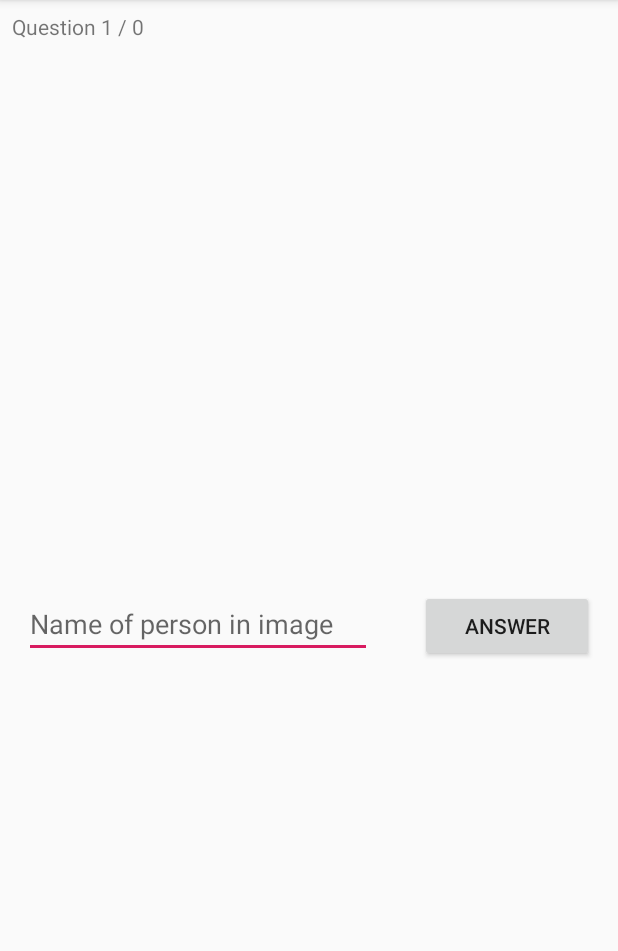
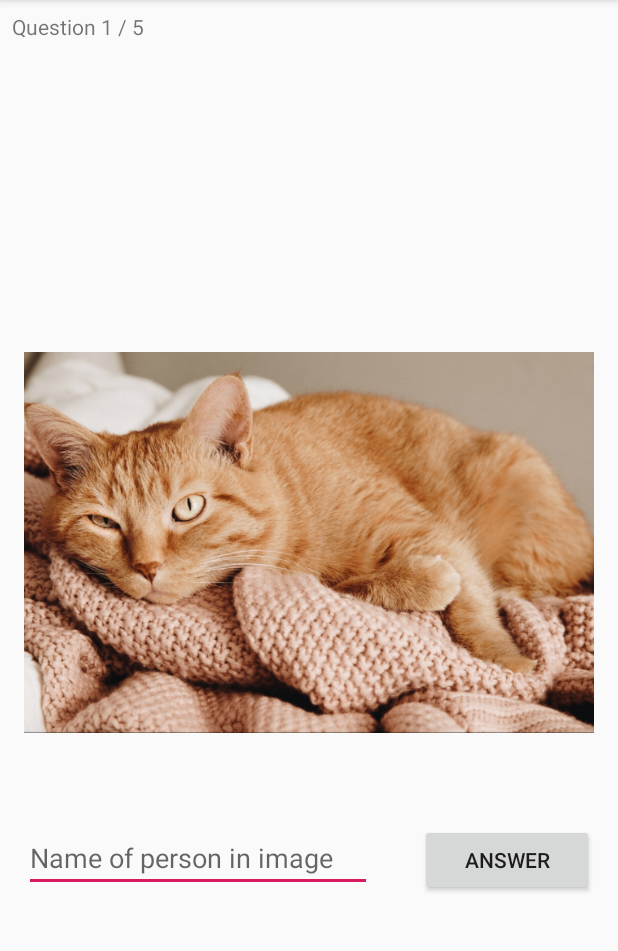
Before and after one commit to StefanGoThuen/Quiz-app, an Android app: the MainQuiz screen opened directly, with no data from a screen before it, on a phone screen of 412 x 824 dp, the part 84-1035 px from its top. Run offline under Robolectric (Android 15) with nearby library versions, the phone set to English and light mode, and no system bars.

Commit message:
fikset sacling av bilder

```diff
--- /dev/null
+++ b/app/src/main/java/com/example/oblig1/DatabaseHandler.java
@@ -0,0 +1,67 @@
+package com.example.oblig1;
+
+import android.content.Context;
+import android.content.SharedPreferences;
+import android.graphics.Bitmap;
+import android.graphics.BitmapFactory;
+
+import com.example.oblig1.recyclerview.DatabaseItem;
+
+import java.util.ArrayList;
+import java.util.HashMap;
+import java.util.Map;
+
+import static android.content.Context.MODE_PRIVATE;
+
+public class DatabaseHandler {
+
+
+    static void getQuizItems(Context context, ArrayList<DatabaseItem> quizItems){
+        BitmapFactory.decodeResource(context.getResources(), R.drawable.ole);
+        SharedPreferences pref = context.getSharedPreferences("names", MODE_PRIVATE);
+        Map allprefs = pref.getAll();
+        Object[] strings = allprefs.values().toArray();
+        HashMap<String, Bitmap> map = ImageHandler.retrieveImageWithName(context, getArrayList(strings));
+        for(Object s: strings){
+            if(s.toString().contains("_")){
+                quizItems.add(new DatabaseItem(s.toString().split("_")[1], map.get(s.toString().split("_")[1])));
+            }else{
+                quizItems.add(new DatabaseItem(s.toString(), map.get(s.toString())));
+            }
+        }
+        addDefaultImages(quizItems, context);
+    }
+    private static ArrayList<String> getArrayList(Object[] strings){
+        ArrayList<String> list = new ArrayList<>();
+        for(Object o : strings){
+            list.add(o.toString());
+        }
+        return list;
+    }
+
+    private static void addDefaultImages(ArrayList<DatabaseItem> quizItems, Context context){
+        Bitmap i1 = BitmapFactory.decodeResource(context.getResources(),
+                R.drawable.ole);
+        Bitmap i2 = BitmapFactory.decodeResource(context.getResources(),
+                R.drawable.jostein);
+        Bitmap i3 = BitmapFactory.decodeResource(context.getResources(),
+                R.drawable.petter);
+        Bitmap i4 = BitmapFactory.decodeResource(context.getResources(),
+                R.drawable.simen);
+        Bitmap i5 = BitmapFactory.decodeResource(context.getResources(),
+                R.drawable.stefan);
+        DatabaseItem db1 = new DatabaseItem("ole", i1);
+        DatabaseItem db2 = new DatabaseItem("jostein", i2);
+        DatabaseItem db3 = new DatabaseItem("petter", i3);
+        DatabaseItem db4 = new DatabaseItem("simen", i4);
+        DatabaseItem db5 = new DatabaseItem("stefan", i5);
+        quizItems.add(db1);
+        quizItems.add(db2);
+        quizItems.add(db3);
+        quizItems.add(db4);
+        quizItems.add(db5);
+    }
+
+
+
+}
--- a/app/src/main/java/com/example/oblig1/ImageHandler.java
+++ b/app/src/main/java/com/example/oblig1/ImageHandler.java
@@ -13,11 +13,11 @@ import java.util.HashMap;
 import java.util.Random;
 
 
-public class ImageHandler {
+class ImageHandler {
     private static final String JPG = ".jpg";
 
 
-    public static HashMap<String, Bitmap> retrieveImageWithName(Context context, ArrayList<String> filenames) {
+    static HashMap<String, Bitmap> retrieveImageWithName(Context context, ArrayList<String> filenames) {
         HashMap<String, Bitmap> map = new HashMap<>();
         for (String name : filenames) {
             System.out.println(context.getExternalFilesDir(Environment.DIRECTORY_PICTURES) +"/" + name + JPG);
@@ -31,7 +31,7 @@ public class ImageHandler {
         return map;
     }
 
-    public static void saveBitmapToFile(Context context, String imageName, Bitmap bitmap) {
+    static void saveBitmapToFile(Context context, String imageName, Bitmap bitmap) {
         // Image should be stored locally
         String storagePath = Environment.DIRECTORY_PICTURES;
         File storageDir = context.getExternalFilesDir(storagePath);
@@ -52,7 +52,7 @@ public class ImageHandler {
             e.printStackTrace();
         }
     }
-    public static String randomString() {
+    static String randomString() {
         Random generator = new Random();
         StringBuilder randomStringBuilder = new StringBuilder();
         char tempChar;
--- a/app/src/main/java/com/example/oblig1/MainQuiz.java
+++ b/app/src/main/java/com/example/oblig1/MainQuiz.java
@@ -1,8 +1,8 @@
 package com.example.oblig1;
 
-import android.content.SharedPreferences;
 import android.graphics.Bitmap;
-import android.graphics.BitmapFactory;
+import android.graphics.Matrix;
+import android.graphics.RectF;
 import android.os.Bundle;
 import android.view.View;
 import android.widget.Button;
@@ -15,12 +15,11 @@ import androidx.appcompat.app.AppCompatActivity;
 import androidx.recyclerview.widget.LinearLayoutManager;
 import androidx.recyclerview.widget.RecyclerView;
 
-import com.example.oblig1.recyclerview.QuizItem;
+import com.example.oblig1.recyclerview.DatabaseItem;
 import com.example.oblig1.recyclerview.QuizRecyclerViewAdapter;
 
 import java.util.ArrayList;
 import java.util.HashMap;
-import java.util.Map;
 
 
 public class MainQuiz extends AppCompatActivity {
@@ -29,9 +28,9 @@ public class MainQuiz extends AppCompatActivity {
     ImageView quizImage;
     Button answerQuiz;
     EditText userAnswer;
-    ArrayList<QuizItem> quizItems = new ArrayList<>();
+    ArrayList<DatabaseItem> quizItems = new ArrayList<>();
     TextView questionNumberTextView;
-    HashMap<QuizItem, String> result = new HashMap<>();
+    HashMap<DatabaseItem, String> result = new HashMap<>();
 
     @Override
     protected void onCreate(Bundle savedInstanceState) {
@@ -41,7 +40,7 @@ public class MainQuiz extends AppCompatActivity {
         quizImage = findViewById(R.id.quizImage);
         answerQuiz = findViewById(R.id.quizButton);
         userAnswer = findViewById(R.id.quizEditText);
-        getQuizItems();
+        DatabaseHandler.getQuizItems(this, quizItems);
         setQuestionNumberTextView();
         quizImage.setImageBitmap(quizItems.get(questionNumber).getImage());
     }
@@ -72,7 +71,7 @@ public class MainQuiz extends AppCompatActivity {
             Toast.makeText(this, "Answer Cannot be Empty", Toast.LENGTH_SHORT).show();
             return;
         }
-        if(answer.toUpperCase().equals(quizItems.get(questionNumber).getCorrectAnswer().toUpperCase())){
+        if(answer.toUpperCase().equals(quizItems.get(questionNumber).getName().toUpperCase())){
             score++;
         }
         result.put(quizItems.get(questionNumber), answer);
@@ -87,26 +86,5 @@ public class MainQuiz extends AppCompatActivity {
     }
 
     //Adds quizItems to array
-    private void getQuizItems(){
-        BitmapFactory.decodeResource(getResources(), R.drawable.ole);
-        SharedPreferences pref = getSharedPreferences("names", MODE_PRIVATE);
-        Map allprefs = pref.getAll();
-        Object[] strings = allprefs.values().toArray();
-        HashMap<String, Bitmap> map = ImageHandler.retrieveImageWithName(this, getArrayList(strings));
-        for(Object s: strings){
-            if(s.toString().contains("_")){
-                quizItems.add(new QuizItem(s.toString().split("_")[1], map.get(s.toString().split("_")[1])));
-            }else{
-                quizItems.add(new QuizItem(s.toString(), map.get(s.toString())));
-            }
 
-        }
-    }
-    private ArrayList<String> getArrayList(Object[] strings){
-        ArrayList<String> list = new ArrayList<>();
-        for(Object o : strings){
-            list.add(o.toString());
-        }
-        return list;
-    }
 }
--- a/app/src/main/java/com/example/oblig1/recyclerview/DatabaseItem.java
+++ b/app/src/main/java/com/example/oblig1/recyclerview/DatabaseItem.java
@@ -1,6 +1,8 @@
 package com.example.oblig1.recyclerview;
 
 import android.graphics.Bitmap;
+import android.graphics.Matrix;
+import android.graphics.RectF;
 import android.graphics.drawable.Drawable;
 
 public class DatabaseItem {
@@ -21,11 +23,15 @@ public class DatabaseItem {
     }
 
     public void setImage(Bitmap image) {
+
         this.image = image;
     }
 
     public DatabaseItem(String name, Bitmap image){
+        Matrix m = new Matrix();
+        m.setRectToRect(new RectF(0, 0, image.getWidth(), image.getHeight()), new RectF(0, 0, 700, 700), Matrix.ScaleToFit.CENTER);
+        Bitmap scaledImage = Bitmap.createBitmap(image, 0, 0,  image.getWidth(),  image.getHeight(), m, true);
         this.name = name;
-        this.image = image;
+        this.image = scaledImage;
     }
 }
--- a/app/src/main/res/layout/activity_quiz.xml
+++ b/app/src/main/res/layout/activity_quiz.xml
@@ -20,9 +20,10 @@
         <ImageView
             android:id="@+id/quizImage"
             android:layout_width="wrap_content"
+            android:maxHeight="100dp"
+            android:maxWidth="100dp"
             android:layout_height="wrap_content"
             android:layout_margin="16dp"
-            android:layout_above="@+id/linearLayout"
             android:contentDescription="@string/quiz_image"/>
         <LinearLayout
             android:id="@+id/linearLayout"
```
Also changed, not shown: app/src/main/java/com/example/oblig1/recyclerview/QuizItem.java (deleted, +0 -29 lines), app/src/main/java/com/example/oblig1/recyclerview/QuizRecyclerViewAdapter.java (+5 -5 lines).
